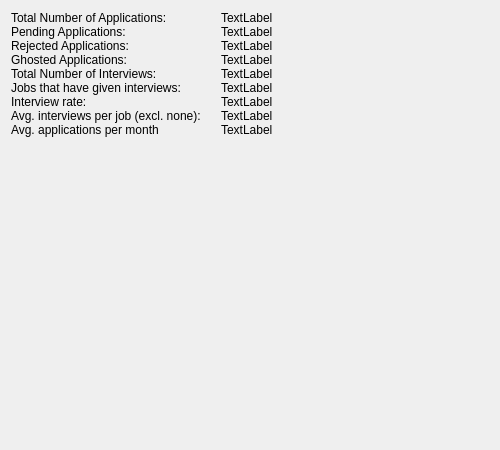
dwp1084/QtJobAppTracker, file JobAppTracker/QtGUI/ui/StatsWindow.ui: the form before one commit.
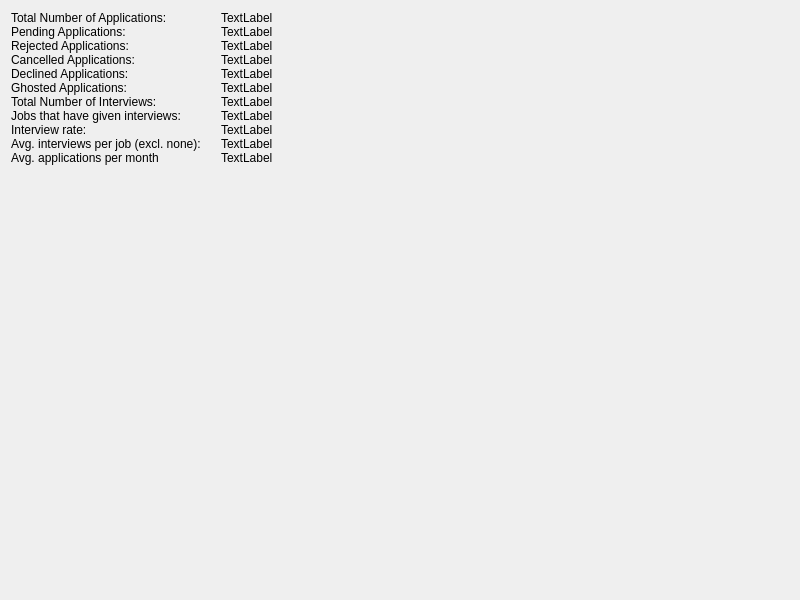
The form after the commit.

Commit message: Added new application states

```diff
--- a/JobAppTracker/QtGUI/ui/StatsWindow.ui
+++ b/JobAppTracker/QtGUI/ui/StatsWindow.ui
@@ -2,12 +2,15 @@
 <ui version="4.0">
  <class>StatsWindow</class>
  <widget class="QWidget" name="StatsWindow">
+  <property name="enabled">
+   <bool>true</bool>
+  </property>
   <property name="geometry">
    <rect>
     <x>0</x>
     <y>0</y>
-    <width>500</width>
-    <height>450</height>
+    <width>800</width>
+    <height>600</height>
    </rect>
   </property>
   <property name="windowTitle">
@@ -72,7 +75,7 @@
           </property>
          </widget>
         </item>
-        <item row="3" column="0">
+        <item row="5" column="0">
          <widget class="QLabel" name="label_6">
           <property name="text">
            <string>Ghosted Applications:</string>
@@ -86,83 +89,111 @@
           </property>
          </widget>
         </item>
-        <item row="3" column="1">
+        <item row="5" column="1">
          <widget class="QLabel" name="ghostedAppsLabel">
           <property name="text">
            <string>TextLabel</string>
           </property>
          </widget>
         </item>
-        <item row="4" column="0">
+        <item row="6" column="0">
          <widget class="QLabel" name="label_9">
           <property name="text">
            <string>Total Number of Interviews:</string>
           </property>
          </widget>
         </item>
-        <item row="4" column="1">
+        <item row="6" column="1">
          <widget class="QLabel" name="numInterviewsLabel">
           <property name="text">
            <string>TextLabel</string>
           </property>
          </widget>
         </item>
-        <item row="5" column="0">
+        <item row="7" column="0">
          <widget class="QLabel" name="label_11">
           <property name="text">
            <string>Jobs that have given interviews:</string>
           </property>
          </widget>
         </item>
-        <item row="5" column="1">
+        <item row="7" column="1">
          <widget class="QLabel" name="jobsInterviewedLabel">
           <property name="text">
            <string>TextLabel</string>
           </property>
          </widget>
         </item>
-        <item row="6" column="0">
+        <item row="8" column="0">
          <widget class="QLabel" name="label_13">
           <property name="text">
            <string>Interview rate:</string>
           </property>
          </widget>
         </item>
-        <item row="6" column="1">
+        <item row="8" column="1">
          <widget class="QLabel" name="interviewRateLabel">
           <property name="text">
            <string>TextLabel</string>
           </property>
          </widget>
         </item>
-        <item row="7" column="0">
+        <item row="9" column="0">
          <widget class="QLabel" name="label_15">
           <property name="text">
            <string>Avg. interviews per job (excl. none):</string>
           </property>
          </widget>
         </item>
-        <item row="7" column="1">
+        <item row="9" column="1">
          <widget class="QLabel" name="avgIntsPerJobLabel">
           <property name="text">
            <string>TextLabel</string>
           </property>
          </widget>
         </item>
-        <item row="8" column="0">
+        <item row="10" column="0">
          <widget class="QLabel" name="label_17">
           <property name="text">
            <string>Avg. applications per month</string>
           </property>
          </widget>
         </item>
-        <item row="8" column="1">
+        <item row="10" column="1">
          <widget class="QLabel" name="avgAppsPerMonthLabel">
           <property name="text">
            <string>TextLabel</string>
           </property>
          </widget>
         </item>
+        <item row="3" column="0">
+         <widget class="QLabel" name="label_2">
+          <property name="text">
+           <string>Cancelled Applications:</string>
+          </property>
+         </widget>
+        </item>
+        <item row="4" column="0">
+         <widget class="QLabel" name="label_4">
+          <property name="text">
+           <string>Declined Applications:</string>
+          </property>
+         </widget>
+        </item>
+        <item row="3" column="1">
+         <widget class="QLabel" name="cancelledAppsLabel">
+          <property name="text">
+           <string>TextLabel</string>
+          </property>
+         </widget>
+        </item>
+        <item row="4" column="1">
+         <widget class="QLabel" name="declinedAppsLabel">
+          <property name="text">
+           <string>TextLabel</string>
+          </property>
+         </widget>
+        </item>
        </layout>
       </item>
       <item>
```
The commit also changes 7 other files.
